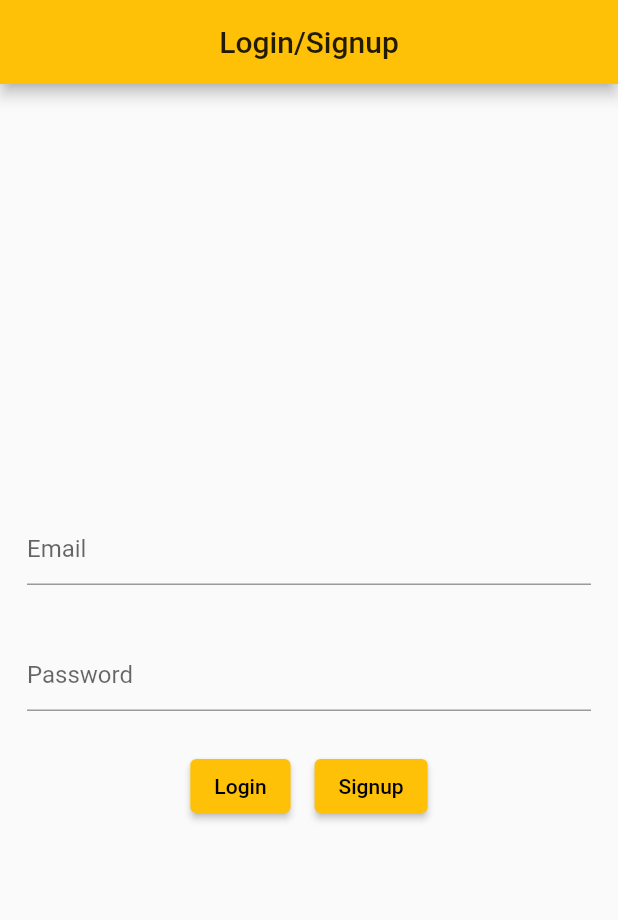
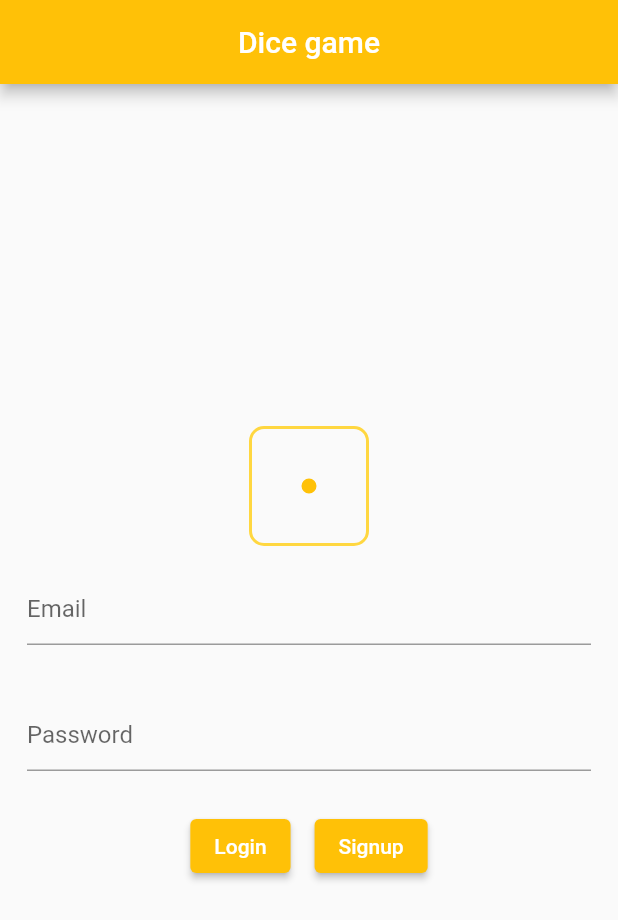
Before and after one commit to utkarshsharma2922/dice_game, a Flutter app: the AuthenticationScreen screen opened directly, on a phone screen of 412 x 824 dp. Shown: the top 920 px of the screen. Run offline on Flutter 3.47's test engine with Material 2 defaults, Android fonts, the phone set to English and light mode, and no system bars; our stand-ins replace firebase_auth, firebase_core; accounts and stored records are empty.

Commit message:
Minor UI changes in Login/ Signup page.

```diff
--- a/lib/main.dart
+++ b/lib/main.dart
@@ -14,7 +14,7 @@ class DiceApp extends StatelessWidget {
   @override
   Widget build(BuildContext context) {
     return MaterialApp(
-      title: 'Flutter Demo',
+      title: 'Dice game',
       debugShowCheckedModeBanner: false,
       theme: ThemeData(
         primarySwatch: THEME_COLOR,
--- a/lib/ui/authentication.dart
+++ b/lib/ui/authentication.dart
@@ -1,5 +1,6 @@
 import 'package:dice_game/services/authenticator_service.dart';
 import 'package:dice_game/ui/shared_ui/loader.dart';
+import 'package:dice_game/ui/widgets/dice.dart';
 import 'package:dice_game/util/validator.dart';
 import 'package:flutter/material.dart';
 class AuthenticationScreen extends StatefulWidget {
@@ -17,7 +18,9 @@ class _AuthenticationScreenState extends State<AuthenticationScreen> {
   Widget build(BuildContext context) {
     return Scaffold(
       appBar: AppBar(
-        title: Center(child: Text("Login/Signup")),
+        title: Center(child: Text("Dice game",style: TextStyle(
+          color: Colors.white
+        ),)),
       ),
       body: Form(
         key: _formKey,
@@ -25,6 +28,7 @@ class _AuthenticationScreenState extends State<AuthenticationScreen> {
           mainAxisSize: MainAxisSize.max,
           mainAxisAlignment: MainAxisAlignment.center,
           children: [
+            Dice(),
             Padding(
               padding: const EdgeInsets.all(18.0),
               child: TextFormField(
@@ -53,7 +57,9 @@ class _AuthenticationScreenState extends State<AuthenticationScreen> {
                 Padding(
                   padding: const EdgeInsets.all(8.0),
                   child: ElevatedButton(
-                    child: Text("Login"),
+                    child: Text("Login",style: TextStyle(
+                      color: Colors.white
+                    ),),
                     onPressed: (){
                       _login();
                     },
@@ -62,7 +68,9 @@ class _AuthenticationScreenState extends State<AuthenticationScreen> {
                 Padding(
                   padding: const EdgeInsets.all(8.0),
                   child: ElevatedButton(
-                    child: Text("Signup"),
+                    child: Text("Signup",style: TextStyle(
+                      color: Colors.white
+                    ),),
                     onPressed: (){
                       _signup();
                     },
```
